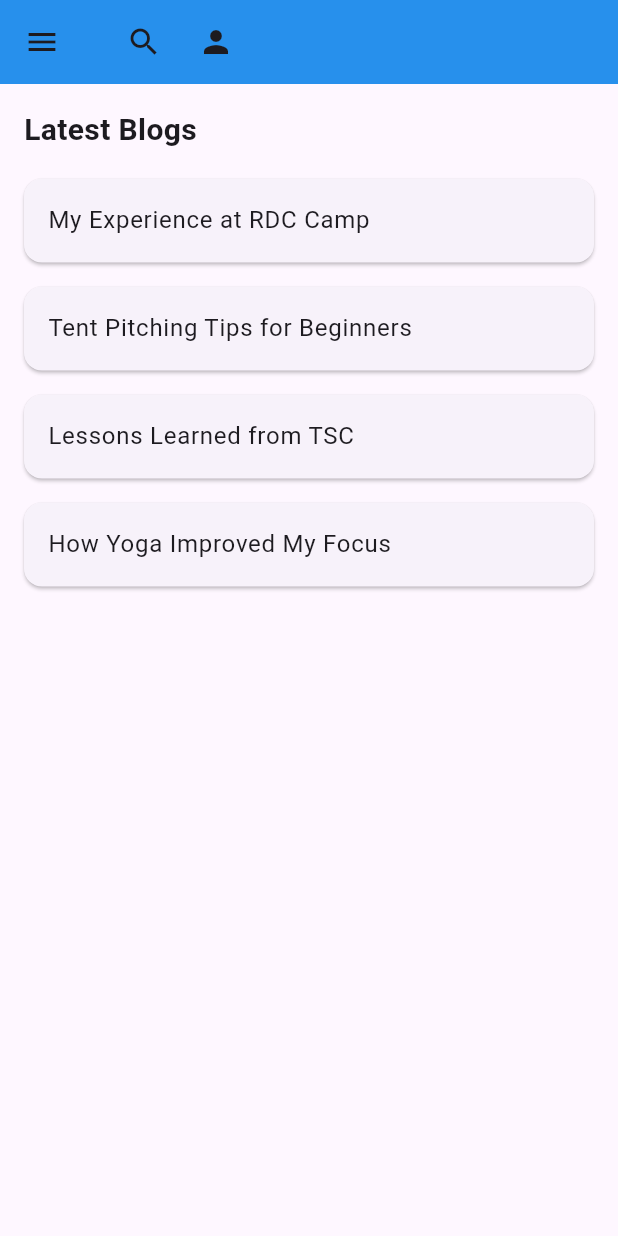
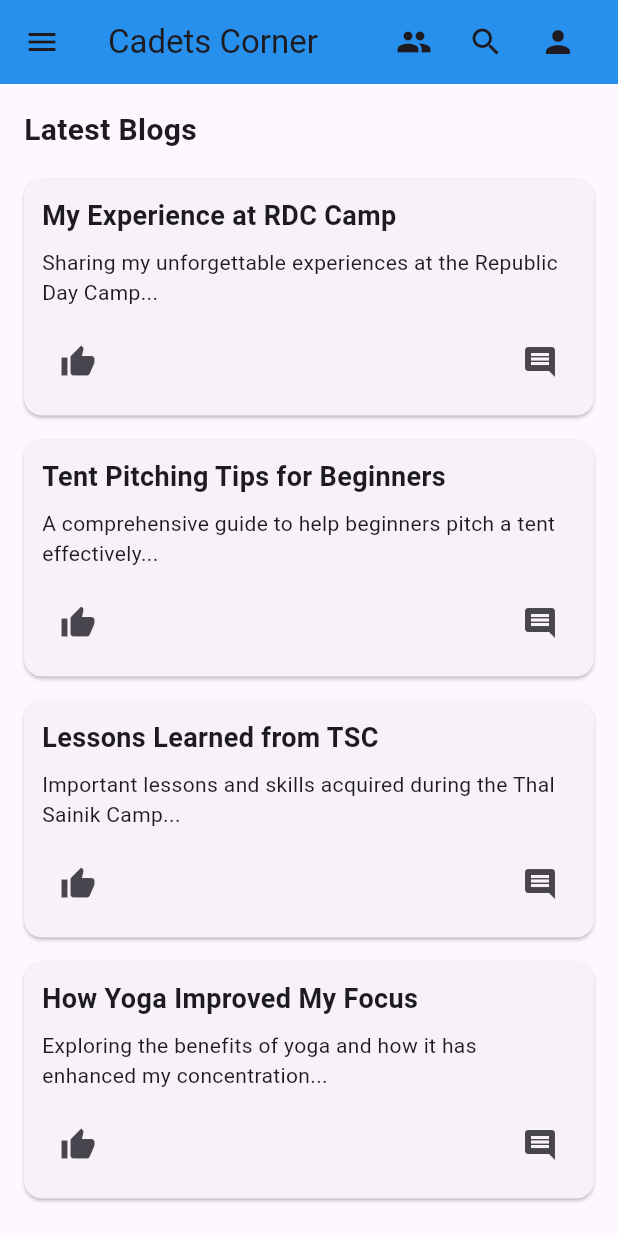
Before and after one commit to abdulfarhath/NCC-mobile-app, a Flutter app: the screen it shows after launch, on a phone screen of 412 x 824 dp. Run offline on Flutter 3.47's test engine with Material 3 defaults, Android fonts, the phone set to English and light mode, and no system bars.

Commit message:
blogs page

```diff
--- a/cadets_corner_app/lib/main.dart
+++ b/cadets_corner_app/lib/main.dart
@@ -9,7 +9,7 @@ class NCCApp extends StatelessWidget {
   Widget build(BuildContext context) {
     return MaterialApp(
       debugShowCheckedModeBanner: false,
-      title: 'NCC App',
+      title: 'Cadets Corner',
       theme: ThemeData(primarySwatch: Colors.blue),
       home: HomePage(),
     );
@@ -22,11 +22,27 @@ class HomePage extends StatefulWidget {
 }
 
 class _HomePageState extends State<HomePage> {
-  final List<String> blogs = [
-    "My Experience at RDC Camp",
-    "Tent Pitching Tips for Beginners",
-    "Lessons Learned from TSC",
-    "How Yoga Improved My Focus",
+  final List<Map<String, String>> blogs = [
+    {
+      "title": "My Experience at RDC Camp",
+      "description":
+          "Sharing my unforgettable experiences at the Republic Day Camp...",
+    },
+    {
+      "title": "Tent Pitching Tips for Beginners",
+      "description":
+          "A comprehensive guide to help beginners pitch a tent effectively...",
+    },
+    {
+      "title": "Lessons Learned from TSC",
+      "description":
+          "Important lessons and skills acquired during the Thal Sainik Camp...",
+    },
+    {
+      "title": "How Yoga Improved My Focus",
+      "description":
+          "Exploring the benefits of yoga and how it has enhanced my concentration...",
+    },
   ];
 
   @override
@@ -36,19 +52,29 @@ class _HomePageState extends State<HomePage> {
         title: Row(
           mainAxisAlignment: MainAxisAlignment.spaceBetween,
           children: [
+            Text('Cadets Corner'),
             Row(
               children: [
+                IconButton(
+                  icon: Icon(Icons.group),
+                  onPressed: () {
+                    // Navigate to Cadets Corner page
+                  },
+                  tooltip: 'Cadets Corner',
+                ),
                 IconButton(
                   icon: Icon(Icons.search),
                   onPressed: () {
                     // Add search functionality here
                   },
+                  tooltip: 'Search',
                 ),
                 IconButton(
                   icon: Icon(Icons.person),
                   onPressed: () {
                     // Add profile functionality here
                   },
+                  tooltip: 'Profile',
                 ),
               ],
             ),
@@ -64,7 +90,7 @@ class _HomePageState extends State<HomePage> {
             DrawerHeader(
               decoration: BoxDecoration(color: Colors.blue),
               child: Text(
-                'NCC App',
+                'Cadets Corner',
                 style: TextStyle(color: Colors.white, fontSize: 24),
               ),
             ),
@@ -110,6 +136,13 @@ class _HomePageState extends State<HomePage> {
                 // Navigate to Quizzes page
               },
             ),
+            ListTile(
+              leading: Icon(Icons.group),
+              title: Text('Cadets Corner'),
+              onTap: () {
+                // Navigate to Cadets Corner page
+              },
+            ),
           ],
         ),
       ),
@@ -129,11 +162,54 @@ class _HomePageState extends State<HomePage> {
                 itemBuilder: (context, index) {
                   return Card(
                     margin: EdgeInsets.symmetric(vertical: 8.0),
-                    child: ListTile(
-                      title: Text(blogs[index]),
-                      onTap: () {
-                        // Navigate to blog details
-                      },
+                    child: Padding(
+                      padding: const EdgeInsets.all(12.0),
+                      child: Column(
+                        crossAxisAlignment: CrossAxisAlignment.start,
+                        children: [
+                          Text(
+                            blogs[index]["title"]!,
+                            style: TextStyle(
+                                fontSize: 18, fontWeight: FontWeight.bold),
+                          ),
+                          SizedBox(height: 8),
+                          Text(
+                            blogs[index]["description"]!,
+                            style: TextStyle(fontSize: 14),
+                          ),
+                          SizedBox(height: 12),
+                          Row(
+                            mainAxisAlignment: MainAxisAlignment.spaceBetween,
+                            children: [
+                              IconButton(
+                                icon: Icon(Icons.thumb_up),
+                                onPressed: () {
+                                  ScaffoldMessenger.of(context).showSnackBar(
+                                    SnackBar(
+                                      content: Text('You liked this post!'),
+                                      duration: Duration(seconds: 1),
+                                    ),
+                                  );
+                                },
+                                tooltip: 'Like',
+                              ),
+                              IconButton(
+                                icon: Icon(Icons.comment),
+                                onPressed: () {
+                                  ScaffoldMessenger.of(context).showSnackBar(
+                                    SnackBar(
+                                      content:
+                                          Text('Comment feature coming soon!'),
+                                      duration: Duration(seconds: 1),
+                                    ),
+                                  );
+                                },
+                                tooltip: 'Comment',
+                              ),
+                            ],
+                          )
+                        ],
+                      ),
                     ),
                   );
                 },
```
